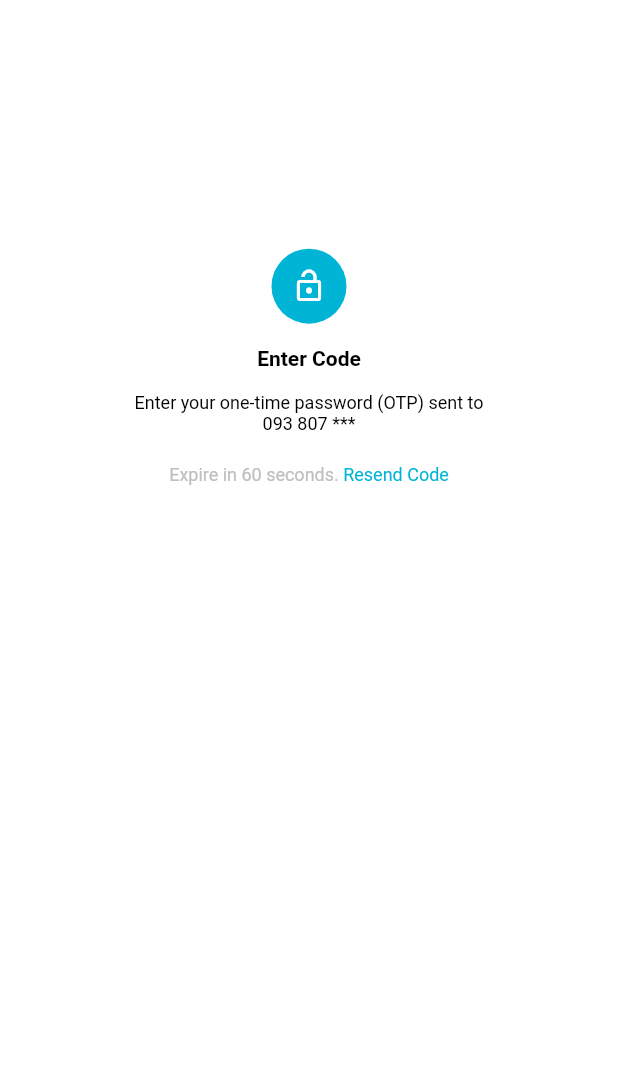
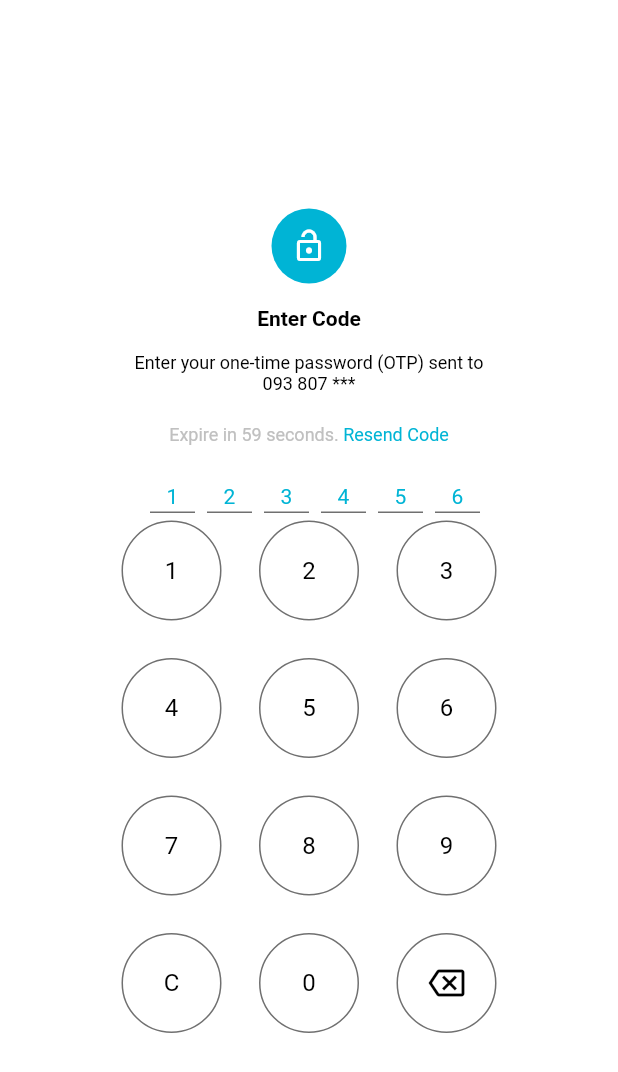
Before and after one commit to OeungChheanghok123/LoyEat, a Flutter app: the VerifyPhoneNumberPage screen opened directly, after a tap on "Next", on a phone screen of 412 x 824 dp. Shown: the top 1072 px of the screen. Run offline on Flutter 3.47's test engine with Material 2 defaults, Android fonts, the phone set to English and light mode, and no system bars; our stand-ins replace dotted_line, flutter_svg, qr_flutter; project files that could hold a hidden picture were left out.

Commit message:
updated on 13-Feb-22

```diff
--- a/lib/widgets/page_widget/enter_otp_code_page_widget.dart
+++ b/lib/widgets/page_widget/enter_otp_code_page_widget.dart
@@ -1,6 +1,9 @@
+import 'dart:async';
+
 import 'package:flutter/material.dart';
 import 'package:loy_eat/widgets/layout_widget/color.dart';
 import 'package:loy_eat/widgets/layout_widget/icon_widget.dart';
+import 'package:loy_eat/widgets/layout_widget/space.dart';
 import 'package:loy_eat/widgets/layout_widget/text_widget.dart';
 
 class EnterOTPCodePageWidget extends StatefulWidget {
@@ -12,6 +15,59 @@ class EnterOTPCodePageWidget extends StatefulWidget {
 
 class _EnterOTPCodePageWidgetState extends State<EnterOTPCodePageWidget> {
   String phoneNumber = "093 807 ***";
+  late Timer _timer;
+  int _start = 60;
+
+  TextEditingController opt1 = TextEditingController();
+  TextEditingController opt2 = TextEditingController();
+  TextEditingController opt3 = TextEditingController();
+  TextEditingController opt4 = TextEditingController();
+  TextEditingController opt5 = TextEditingController();
+  TextEditingController opt6 = TextEditingController();
+
+  final List<TextEditingController> listController = [];
+
+  void startTimer() {
+    const oneSec = Duration(seconds: 1);
+    _timer = Timer.periodic(
+      oneSec,
+          (Timer timer) {
+        if (_start == 0) {
+          setState(() {
+            timer.cancel();
+          });
+        } else {
+          setState(() {
+            _start--;
+          });
+        }
+      },
+    );
+  }
+
+  @override
+  void initState() {
+    super.initState();
+    startTimer();
+    listController.add(opt1);
+    listController.add(opt2);
+    listController.add(opt3);
+    listController.add(opt4);
+    listController.add(opt5);
+    listController.add(opt6);
+    opt1.text = '1';
+    opt2.text = '2';
+    opt3.text = '3';
+    opt4.text = '4';
+    opt5.text = '5';
+    opt6.text = '6';
+  }
+
+  @override
+  void dispose() {
+    super.dispose();
+    _timer.cancel();
+  }
 
   @override
   Widget build(BuildContext context) {
@@ -22,7 +78,7 @@ class _EnterOTPCodePageWidgetState extends State<EnterOTPCodePageWidget> {
           mainAxisSize: MainAxisSize.min,
           children: [
             _buildLayout(1, Container()),
-            _buildLayout(4, _buildBody),
+            _buildLayout(5, _buildBody),
           ],
         ),
       ),
@@ -30,8 +86,9 @@ class _EnterOTPCodePageWidgetState extends State<EnterOTPCodePageWidget> {
   }
 
   Widget get _buildBody{
-    return SizedBox(
+    return Container(
       width: double.infinity,
+      alignment: Alignment.center,
       child: Column(
         mainAxisAlignment: MainAxisAlignment.start,
         crossAxisAlignment: CrossAxisAlignment.center,
@@ -68,10 +125,48 @@ class _EnterOTPCodePageWidgetState extends State<EnterOTPCodePageWidget> {
             margin: const EdgeInsets.symmetric(vertical: 5),
             child: Row(
               mainAxisAlignment: MainAxisAlignment.center,
-              children: const [
-                TextWidget(text: 'Expire in 60 seconds. ', color: silver,),
-                TextWidget(text: 'Resend Code', color: rabbit,),
+              children: [
+                TextWidget(text: 'Expire in $_start seconds. ', color: silver,),
+                const TextWidget(text: 'Resend Code', color: rabbit,),
               ],
+            ),
+          ),
+          const Space(height: 10),
+          SizedBox(
+            height: 30,
+            width: double.infinity,
+            child: Row(
+              mainAxisAlignment: MainAxisAlignment.center,
+              children: [
+                ListView.builder(
+                  shrinkWrap: true,
+                  scrollDirection: Axis.horizontal,
+                  itemCount: 6,
+                  itemBuilder: (BuildContext context, int index){
+                    return Padding(
+                      padding: index == 6 ? const EdgeInsets.only(left: 0.0) : const EdgeInsets.only(left: 8.0),
+                      child: _otpTextField(context, index == 0 ? true : false, listController[index]),
+                    );
+                  },
+                ),
+              ],
+            ),
+          ),
+          Expanded(
+            child: Container(
+              color: white,
+              width: 250,
+              margin: const EdgeInsets.only(top: 5),
+              child: GridView.builder(
+                  gridDelegate: const SliverGridDelegateWithMaxCrossAxisExtent(
+                    maxCrossAxisExtent: 80,
+                    crossAxisSpacing: 25,
+                    mainAxisSpacing: 25,
+                  ),
+                  itemCount: 12,
+                  itemBuilder: (BuildContext ctx, index) {
+                    return index == 11 ? _buildDelete() : _buildNumber(index < 9 ?'${index + 1}' : index == 9 ? 'C' : '0');
+                  }),
             ),
           ),
         ],
@@ -88,4 +183,69 @@ class _EnterOTPCodePageWidgetState extends State<EnterOTPCodePageWidget> {
       ),
     );
   }
+  Widget _otpTextField(BuildContext context, bool autoFocus, TextEditingController controller) {
+    return  SizedBox(
+      width: 30,
+      child: AspectRatio(
+        aspectRatio: 1,
+        child: TextField(
+          controller: controller,
+          decoration: const InputDecoration(
+            contentPadding: EdgeInsets.fromLTRB(3, 0, 0, 10),
+            enabledBorder: UnderlineInputBorder(
+              borderSide:  BorderSide(color: text),
+            ),
+            focusedBorder: UnderlineInputBorder(
+              borderSide: BorderSide(color: text),
+            ),
+            border: UnderlineInputBorder(
+              borderSide: BorderSide(color: text),
+            ),
+          ),
+          autofocus: autoFocus,
+          readOnly: true,
+          textAlign: TextAlign.center,
+          keyboardType: TextInputType.number,
+          style: const TextStyle(fontSize: 14, color: rabbit),
+          maxLines: 1,
+          onChanged: (value) {
+            if(value.length == 1) {
+              FocusScope.of(context).nextFocus();
+            }
+          },
+        ),
+      ),
+    );
+  }
+  Widget _buildNumber(String number){
+    return Container(
+      decoration: BoxDecoration(
+        color: white,
+        borderRadius: BorderRadius.circular(50),
+        border: Border.all(color: text),
+      ),
+      child: Center(
+        child: TextWidget(
+          text: number,
+          size: 16,
+        ),
+      ),
+    );
+  }
+  Widget _buildDelete(){
+    return Container(
+      decoration: BoxDecoration(
+        color: white,
+        borderRadius: BorderRadius.circular(50),
+        border: Border.all(color: text),
+      ),
+      child: const Center(
+        child: IconWidget(
+          icon: Icons.backspace_outlined,
+          color: black,
+          size: 24,
+        ),
+      ),
+    );
+  }
 }
--- a/lib/widgets/page_widget/verify_phone_number_page_widget.dart
+++ b/lib/widgets/page_widget/verify_phone_number_page_widget.dart
@@ -24,7 +24,7 @@ class _VerifyPhoneNumberPageWidgetState extends State<VerifyPhoneNumberPageWidge
           mainAxisSize: MainAxisSize.min,
           children: [
             _buildLayout(1, Container()),
-            _buildLayout(4, _buildBody),
+            _buildLayout(5, _buildBody),
           ],
         ),
       ),
```
